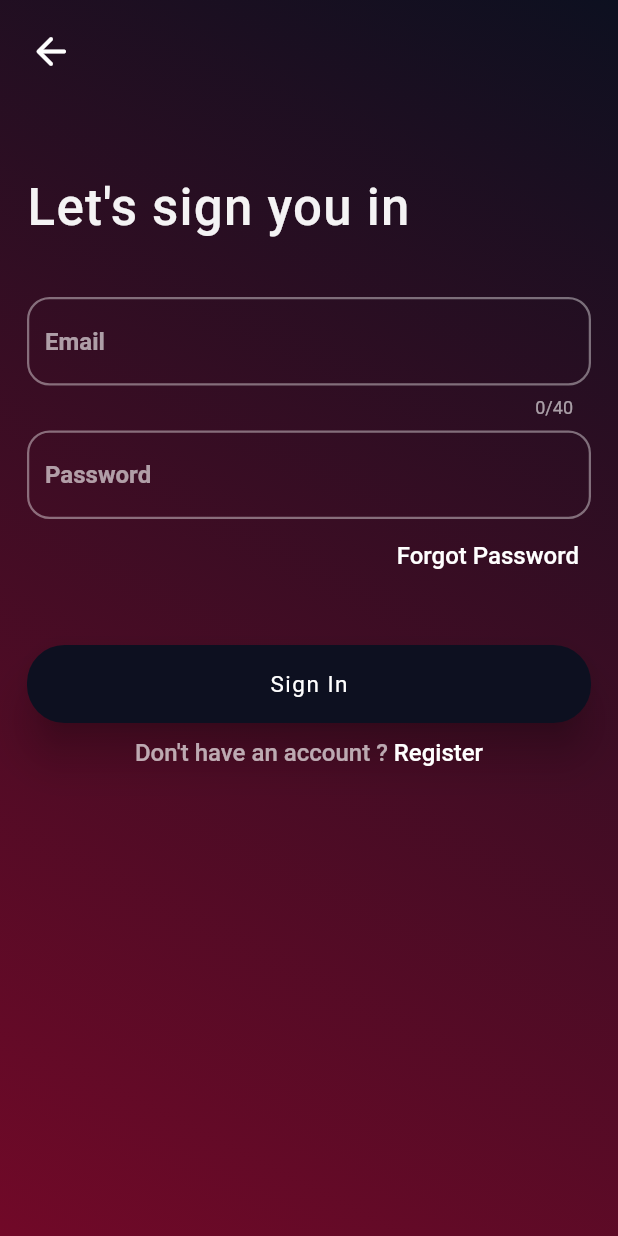
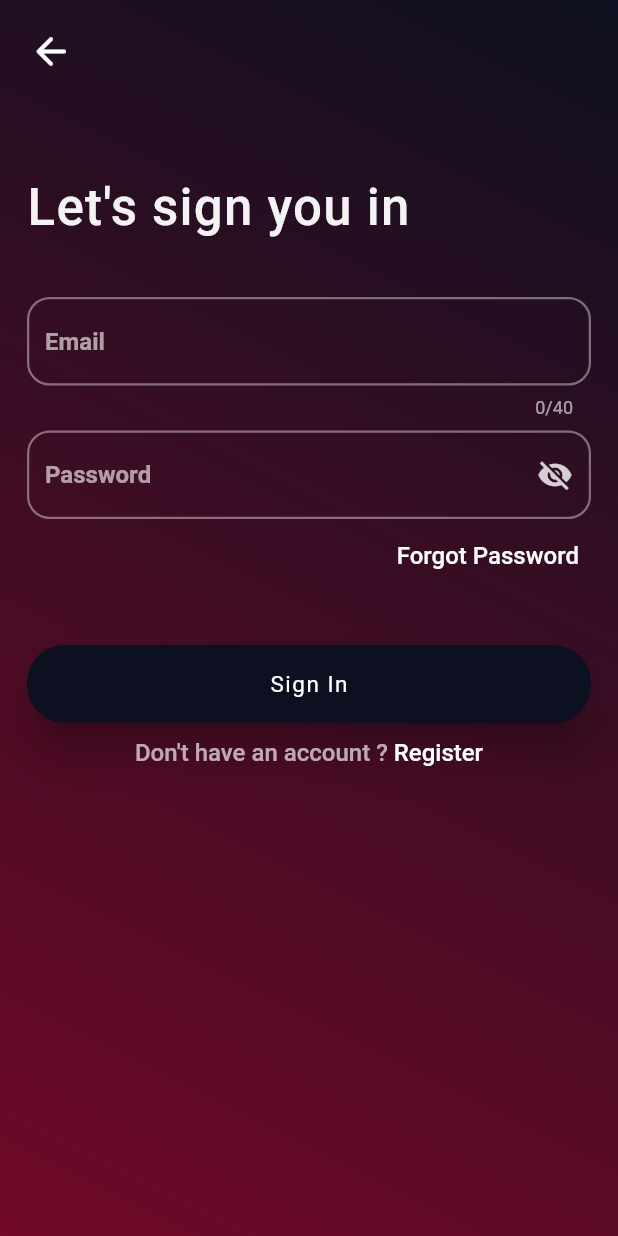
Before and after one commit to Bamidele1234/CRUD-with-Firebase, a Flutter app: the LoginScreen screen opened by its route, on a phone screen of 412 x 824 dp. Run offline on Flutter 3.47's test engine with Material 2 defaults, Android fonts, the phone set to English and light mode, and no system bars; our stand-ins replace animated_text_kit, auto_route, firebase_auth, firebase_core, responsive_framework, shared_preferences; accounts and stored records are empty.

```diff
--- a/lib/constants.dart
+++ b/lib/constants.dart
@@ -1,5 +1,5 @@
-import 'package:exercise6/screens/login_screen.dart';
-import 'package:exercise6/screens/sign_up.dart';
+import 'package:exercise6/screens/auth_page/login_screen.dart';
+import 'package:exercise6/screens/auth_page/sign_up.dart';
 import 'package:flutter/material.dart';
 
 // Essential Colors
--- a/lib/screens/login_screen.dart
+++ b/lib/screens/auth_page/login_screen.dart
@@ -1,15 +1,15 @@
 import 'dart:developer';
 
 import 'package:auto_route/auto_route.dart';
+import 'package:exercise6/screens/body_page/task_screen.dart';
 import 'package:exercise6/screens/reset_password.dart';
-import 'package:exercise6/screens/sign_up.dart';
+import 'package:exercise6/screens/auth_page/sign_up.dart';
 import 'package:firebase_auth/firebase_auth.dart';
 import 'package:flutter/gestures.dart';
 import 'package:flutter/material.dart';
 
-import '../constants.dart';
-import '../reusables/back_button.dart';
-import 'body1_screen.dart';
+import '../../constants.dart';
+import '../../reusables/back_button.dart';
 
 class LoginScreen extends StatefulWidget {
   const LoginScreen({Key? key}) : super(key: key);
@@ -21,8 +21,17 @@ class LoginScreen extends StatefulWidget {
 }
 
 class _LoginScreenState extends State<LoginScreen> {
+  // Define the controllers
   final myEmailController = TextEditingController();
   final myPasswordController = TextEditingController();
+  final auth = FirebaseAuth.instance;
+  late bool _passwordVisible;
+
+  @override
+  void initState() {
+    super.initState();
+    _passwordVisible = true;
+  }
 
   @override
   void dispose() {
@@ -79,8 +88,25 @@ class _LoginScreenState extends State<LoginScreen> {
                                 child: TextFormField(
                                   controller: myPasswordController,
                                   textInputAction: TextInputAction.done,
-                                  decoration: const InputDecoration(
+                                  obscureText:
+                                      _passwordVisible, //This will obscure text dynamically
+                                  decoration: InputDecoration(
                                     hintText: 'Password',
+                                    suffixIcon: IconButton(
+                                      icon: Icon(
+                                        // Based on passwordVisible state choose the icon
+                                        _passwordVisible
+                                            ? Icons.visibility_off
+                                            : Icons.visibility,
+                                        color: Colors.white.withOpacity(0.8),
+                                      ),
+                                      onPressed: () {
+                                        // Update the state i.e. toggle the state of passwordVisible variable
+                                        setState(() {
+                                          _passwordVisible = !_passwordVisible;
+                                        });
+                                      },
+                                    ),
                                   ),
                                 ),
                               )
@@ -111,8 +137,8 @@ class _LoginScreenState extends State<LoginScreen> {
                         ),
                         ElevatedButton(
                           style: kSignInStyle,
-                          onPressed: () {
-                            context.router.pushNamed(Body1Screen.tag);
+                          onPressed: () async {
+                            signIn();
                           },
                           child: const Text("Sign In"),
                         ),
@@ -168,10 +194,11 @@ class _LoginScreenState extends State<LoginScreen> {
     );
 
     try {
-      await FirebaseAuth.instance.signInWithEmailAndPassword(
+      await auth.signInWithEmailAndPassword(
         email: myEmailController.text.trim(),
         password: myPasswordController.text.trim(),
       );
+      context.router.pushNamed(TaskScreen.tag);
     } on FirebaseAuthException catch (e) {
       log(e.toString());
     }
--- a/lib/screens/home_screen.dart
+++ b/lib/screens/intro_page/home_screen.dart
@@ -1,7 +1,7 @@
 import 'package:auto_route/auto_route.dart';
 import 'package:exercise6/constants.dart';
-import 'package:exercise6/screens/login_screen.dart';
-import 'package:exercise6/screens/sign_up.dart';
+import 'package:exercise6/screens/auth_page/login_screen.dart';
+import 'package:exercise6/screens/auth_page/sign_up.dart';
 import 'package:flutter/material.dart';
 
 class HomeScreen extends StatelessWidget {
--- a/pubspec.yaml
+++ b/pubspec.yaml
@@ -40,6 +40,8 @@ dependencies:
   firebase_core: ^2.1.1
   firebase_auth: ^4.1.1
   cloud_firestore: ^4.0.4
+  shared_preferences: ^2.0.15
+  email_validator: ^2.1.17
 
 dev_dependencies:
   flutter_test:
```
Also changed, not shown: lib/app_router/router.dart (+14 -7 lines), lib/screens/auth_page/auth_screen.dart (added, +34 -0 lines), lib/screens/auth_page/sign_up.dart (renamed from lib/screens/sign_up.dart, +29 -4 lines), lib/screens/body_page/task_screen.dart (renamed from lib/screens/body1_screen.dart, +36 -12 lines), lib/screens/intro_page/splash_screen.dart (renamed from lib/screens/splash_screen.dart, +18 -7 lines), lib/app_router/router.gr.dart, pubspec.lock, 1 other file.
